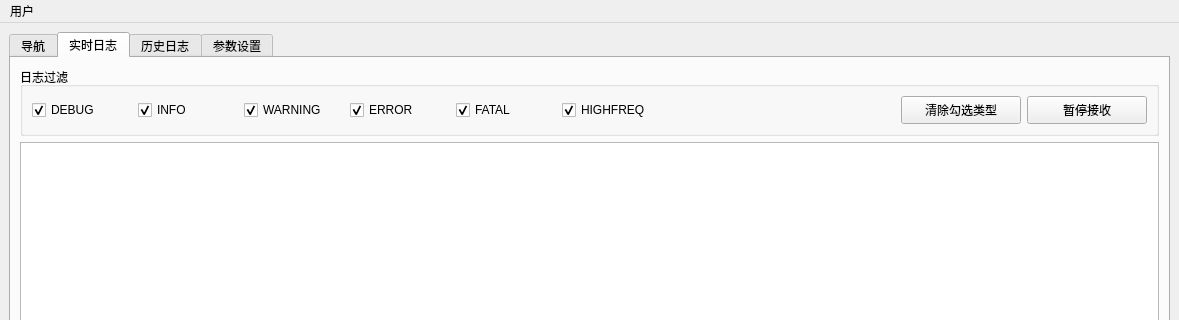
Before: the Qt Designer form renwu/mainwindow.ui in csdadd/BiSheWslTest_ws-src, drawn with Qt 5; both pictures show x 0 to 1179 and y 0 to 320 of the 1179 by 808 pixel window.
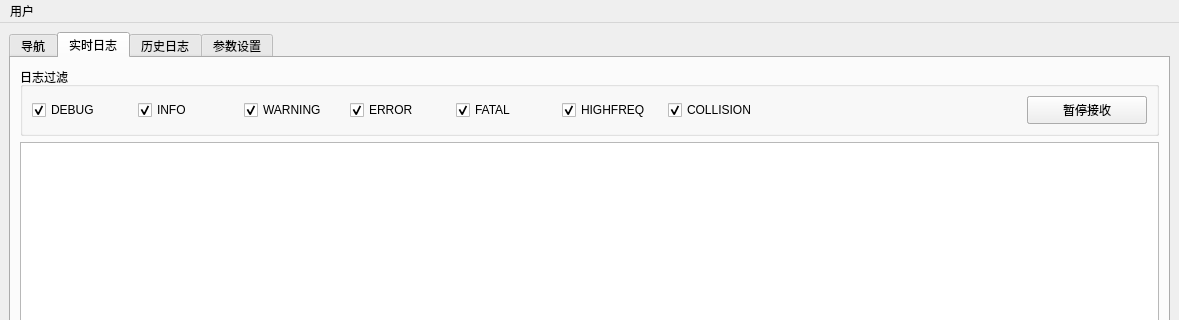
After: the same form once the commit is applied. The open tabs and pages were chosen to show the change.

Commit message:
feat(日志系统): 添加 COLLISION 日志级别并实现筛选功能
为碰撞检测添加专用的 COLLISION 日志级别，修改相关代码使其使用新级别
在实时日志和历史日志界面添加 COLLISION 筛选复选框，并更新筛选逻辑

The edit to the form file:
```diff
--- a/renwu/mainwindow.ui
+++ b/renwu/mainwindow.ui
@@ -769,6 +769,28 @@
             </widget>
            </item>
            <item row="0" column="6">
+            <widget class="QCheckBox" name="collisionCheckBox">
+             <property name="minimumSize">
+              <size>
+               <width>100</width>
+               <height>28</height>
+              </size>
+             </property>
+             <property name="maximumSize">
+              <size>
+               <width>100</width>
+               <height>28</height>
+              </size>
+             </property>
+             <property name="text">
+              <string>COLLISION</string>
+             </property>
+             <property name="checked">
+              <bool>true</bool>
+             </property>
+            </widget>
+           </item>
+           <item row="0" column="7">
             <spacer name="horizontalSpacer_2">
              <property name="orientation">
               <enum>Qt::Horizontal</enum>
@@ -781,7 +803,7 @@
              </property>
             </spacer>
            </item>
-           <item row="0" column="7">
+           <item row="0" column="8">
             <widget class="QPushButton" name="clearLogButton">
              <property name="minimumSize">
               <size>
```
Left out of the diff: 14 changed lines with no effect on the pictures. The commit also changes 5 other files.
